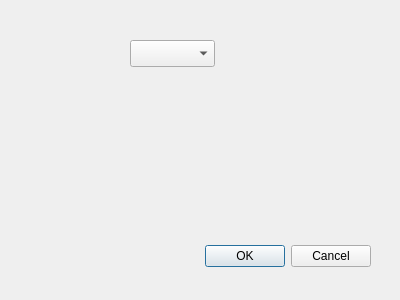
Old version of the form src/ajoutprecedencedialog.ui in the repository sowlosc/ProjectCalendar.
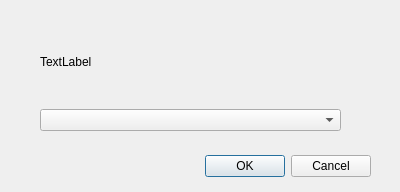
New version of the form.

```diff
--- a/src/ajoutprecedencedialog.ui
+++ b/src/ajoutprecedencedialog.ui
@@ -7,7 +7,7 @@
     <x>0</x>
     <y>0</y>
     <width>400</width>
-    <height>300</height>
+    <height>192</height>
    </rect>
   </property>
   <property name="windowTitle">
@@ -17,7 +17,7 @@
    <property name="geometry">
     <rect>
      <x>30</x>
-     <y>240</y>
+     <y>150</y>
      <width>341</width>
      <height>32</height>
     </rect>
@@ -29,15 +29,27 @@
     <set>QDialogButtonBox::Cancel|QDialogButtonBox::Ok</set>
    </property>
   </widget>
-  <widget class="QComboBox" name="selecteur_tache_pred">
+  <widget class="QWidget" name="verticalLayoutWidget">
    <property name="geometry">
     <rect>
-     <x>130</x>
-     <y>40</y>
-     <width>85</width>
-     <height>27</height>
+     <x>40</x>
+     <y>20</y>
+     <width>301</width>
+     <height>111</height>
     </rect>
    </property>
+   <layout class="QVBoxLayout" name="verticalLayout">
+    <item>
+     <widget class="QLabel" name="label">
+      <property name="text">
+       <string>TextLabel</string>
+      </property>
+     </widget>
+    </item>
+    <item>
+     <widget class="QComboBox" name="selecteur_tache_pred"/>
+    </item>
+   </layout>
   </widget>
  </widget>
  <resources/>
```
